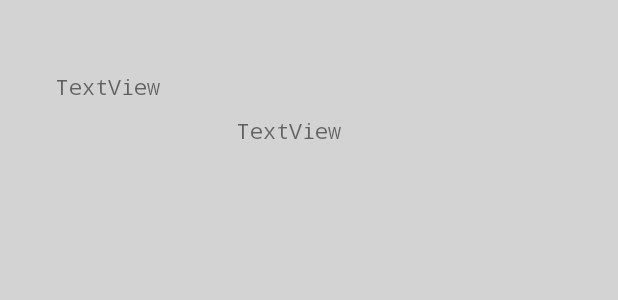
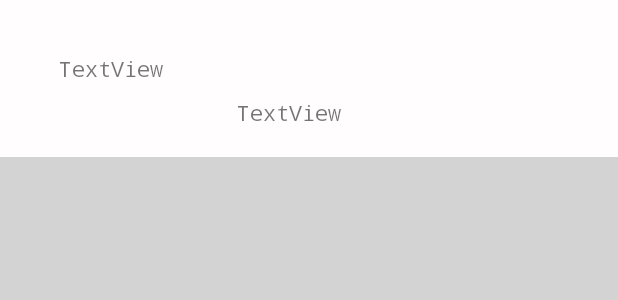
Before and after one commit to Thelangostudent/Game-Forum, an Android app: the layout one_comment.xml on its own in the app's theme, with its tools: preview values and no code run, on a phone screen of 412 x 824 dp. Shown: the top 300 px of the screen. Run offline under Robolectric (Android 15) with nearby library versions, the phone set to English and light mode, and no system bars.

Commit message:
Better looking Comments.

```diff
--- a/app/src/main/res/layout/one_comment.xml
+++ b/app/src/main/res/layout/one_comment.xml
@@ -3,18 +3,20 @@
     xmlns:app="http://schemas.android.com/apk/res-auto"
     xmlns:tools="http://schemas.android.com/tools"
     android:layout_width="wrap_content"
-    android:layout_height="wrap_content">
+    android:layout_height="wrap_content"
+    android:background="#FFFDFD">
+
 
     <TextView
         android:id="@+id/txt_commentUserName"
         android:layout_width="wrap_content"
         android:layout_height="wrap_content"
         android:layout_marginStart="39dp"
-        android:layout_marginTop="48dp"
+        android:layout_marginTop="36dp"
         android:layout_marginEnd="305dp"
         android:text="TextView"
         app:layout_constraintEnd_toEndOf="parent"
-        app:layout_constraintHorizontal_bias="1.0"
+        app:layout_constraintHorizontal_bias="0.0"
         app:layout_constraintStart_toStartOf="parent"
         app:layout_constraintTop_toTopOf="parent" />
 
@@ -25,6 +27,7 @@
         android:layout_marginStart="50dp"
         android:layout_marginTop="10dp"
         android:layout_marginEnd="50dp"
+        android:layout_marginBottom="20dp"
         android:text="TextView"
         app:layout_constraintBottom_toBottomOf="parent"
         app:layout_constraintEnd_toEndOf="parent"
```
